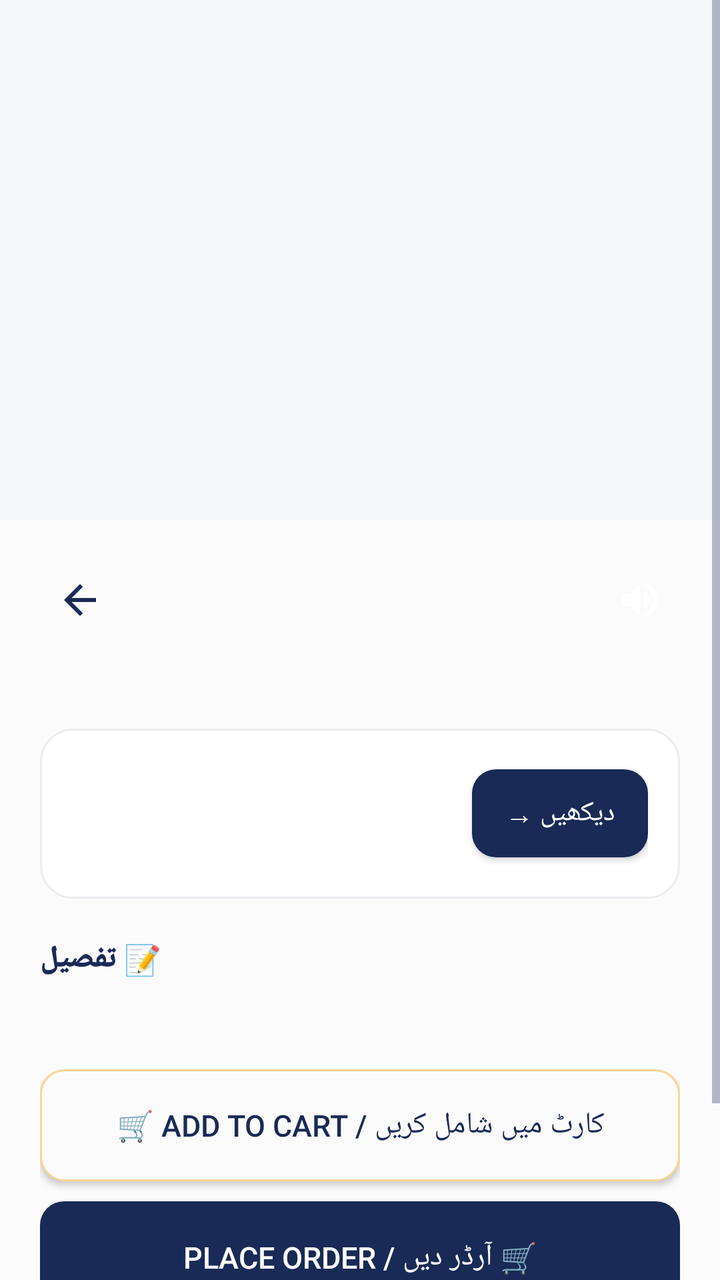
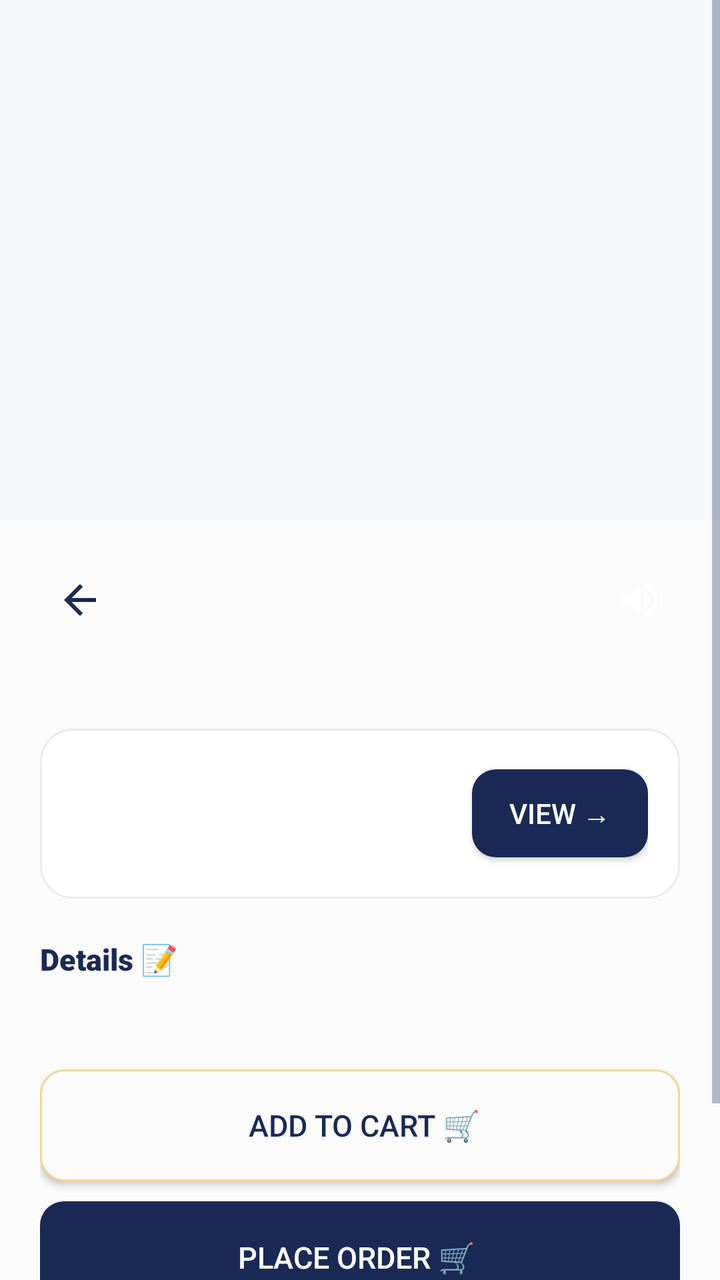

An Android layout rendered at two revisions. The XML below is the earlier revision; the diff shows what the commit changed to produce the second picture.
<!-- AndroidManifest.xml: application theme Theme.SheEmpower -->
<!-- res/layout/activity_product_detail.xml -->
<?xml version="1.0" encoding="utf-8"?>
<ScrollView xmlns:android="http://schemas.android.com/apk/res/android"
    xmlns:app="http://schemas.android.com/apk/res-auto"
    android:layout_width="match_parent"
    android:layout_height="match_parent"
    android:background="@color/background">

    <LinearLayout
        android:layout_width="match_parent"
        android:layout_height="wrap_content"
        android:orientation="vertical">

        <ImageView
            android:id="@+id/ivProduct"
            android:layout_width="match_parent"
            android:layout_height="260dp"
            android:scaleType="centerCrop"
            android:background="@color/gray_light" />

        <LinearLayout
            android:layout_width="match_parent"
            android:layout_height="wrap_content"
            android:orientation="vertical"
            android:padding="20dp">

            <LinearLayout
                android:layout_width="match_parent"
                android:layout_height="wrap_content"
                android:orientation="horizontal"
                android:gravity="center_vertical">

                <ImageButton
                    android:id="@+id/btnBack"
                    android:layout_width="40dp"
                    android:layout_height="40dp"
                    android:layout_marginEnd="8dp"
                    android:background="?attr/selectableItemBackgroundBorderless"
                    android:src="@drawable/ic_arrow_back"
                    app:tint="@color/primary"
                    android:contentDescription="Back" />

                <TextView
                    android:id="@+id/tvProductName"
                    android:layout_width="0dp"
                    android:layout_height="wrap_content"
                    android:layout_weight="1"
                    android:textSize="22sp"
                    android:fontFamily="sans-serif-black"
                    android:textColor="@color/text_primary" />

                <ImageButton
                    android:id="@+id/btnSpeaker"
                    android:layout_width="40dp"
                    android:layout_height="40dp"
                    android:src="@drawable/ic_speaker"
                    android:background="?attr/selectableItemBackgroundBorderless"
                    android:contentDescription="Speaker" />
            </LinearLayout>

            <TextView
                android:id="@+id/tvProductPrice"
                android:layout_width="match_parent"
                android:layout_height="wrap_content"
                android:textSize="18sp"
                android:textColor="@color/primary"
                android:fontFamily="sans-serif-bold"
                android:layout_marginTop="4dp" />

            
            <LinearLayout
                android:layout_width="match_parent"
                android:layout_height="wrap_content"
                android:orientation="horizontal"
                android:background="@drawable/bg_skeu_card"
                android:padding="16dp"
                android:layout_marginTop="16dp"
                android:gravity="center_vertical">

                <LinearLayout
                    android:layout_width="0dp"
                    android:layout_height="wrap_content"
                    android:layout_weight="1"
                    android:orientation="vertical">

                    <TextView
                        android:id="@+id/tvSellerName"
                        android:layout_width="wrap_content"
                        android:layout_height="wrap_content"
                        android:fontFamily="sans-serif-black"
                        android:textColor="@color/text_primary"
                        android:textSize="15sp" />

                    <TextView
                        android:id="@+id/tvSellerMeta"
                        android:layout_width="wrap_content"
                        android:layout_height="wrap_content"
                        android:textColor="@color/text_secondary"
                        android:textSize="12sp" />

                    <TextView
                        android:id="@+id/tvSellerRating"
                        android:layout_width="wrap_content"
                        android:layout_height="wrap_content"
                        android:textColor="@color/star_gold"
                        android:fontFamily="sans-serif-medium"
                        android:textSize="12sp" />
                </LinearLayout>

                <Button
                    android:id="@+id/btnViewSeller"
                    android:layout_width="wrap_content"
                    android:layout_height="44dp"
                    android:text="دیکھیں →"
                    android:fontFamily="sans-serif-medium"
                    android:background="@drawable/bg_skeu_button_primary"
                    android:textColor="#FFFFFF" />
            </LinearLayout>

            <TextView
                android:layout_width="wrap_content"
                android:layout_height="wrap_content"
                android:text="📝 تفصیل"
                android:fontFamily="sans-serif-black"
                android:textSize="15sp"
                android:textColor="@color/text_primary"
                android:layout_marginTop="20dp" />

            <TextView
                android:id="@+id/tvDescription"
                android:layout_width="match_parent"
                android:layout_height="wrap_content"
                android:textColor="@color/text_primary"
                android:textSize="14sp"
                android:layout_marginTop="6dp" />

            <Button
                android:id="@+id/btnAddToCart"
                android:layout_width="match_parent"
                android:layout_height="56dp"
                android:text="🛒 Add to Cart / کارٹ میں شامل کریں"
                android:textSize="15sp"
                android:fontFamily="sans-serif-medium"
                android:background="@drawable/bg_skeu_button_cream"
                android:textColor="@color/primary"
                android:layout_marginTop="20dp" />

            <Button
                android:id="@+id/btnPlaceOrder"
                android:layout_width="match_parent"
                android:layout_height="56dp"
                android:text="🛒 آرڈر دیں / Place Order"
                android:textSize="15sp"
                android:fontFamily="sans-serif-medium"
                android:background="@drawable/bg_skeu_button_primary"
                android:textColor="#FFFFFF"
                android:layout_marginTop="10dp" />

            <Button
                android:id="@+id/btnWhatsApp"
                android:layout_width="match_parent"
                android:layout_height="56dp"
                android:text="📱 واٹس ایپ پر بات کریں"
                android:textSize="14sp"
                android:fontFamily="sans-serif-medium"
                android:background="@drawable/bg_skeu_button_green"
                android:textColor="#FFFFFF"
                android:layout_marginTop="10dp" />

        </LinearLayout>
    </LinearLayout>
</ScrollView>
<!-- resources referenced by this layout -->
<resources>
  <color name="background">#FCFBFB</color>
  <color name="gray_light">#F5F7FA</color>
  <color name="primary">#192A56</color>
  kkkkkkkkk
  <color name="star_gold">#F7D794</color>
  <color name="text_primary">#192A56</color>
  <color name="text_secondary">#6B7A99</color>
  <!-- drawable bg_skeu_button_cream (drawable) -->
  <?xml version="1.0" encoding="utf-8"?>
  <shape xmlns:android="http://schemas.android.com/apk/res/android"
      android:shape="rectangle">
      <solid android:color="@color/pearl_white" />
      <corners android:radius="12dp" />
      <stroke android:color="@color/champagne" android:width="1dp" />
  </shape>
  <!-- drawable bg_skeu_button_primary (drawable) -->
  <?xml version="1.0" encoding="utf-8"?>
  <shape xmlns:android="http://schemas.android.com/apk/res/android"
      android:shape="rectangle">
      <solid android:color="@color/midnight_navy" />
      <corners android:radius="12dp" />
  </shape>
  <!-- drawable bg_skeu_card (drawable) -->
  <?xml version="1.0" encoding="utf-8"?>
  <shape xmlns:android="http://schemas.android.com/apk/res/android"
      android:shape="rectangle">
      <solid android:color="@color/white" />
      <corners android:radius="16dp" />
      <stroke android:color="@color/card_border" android:width="1dp" />
  </shape>
  <!-- drawable ic_arrow_back (drawable) -->
  <?xml version="1.0" encoding="utf-8"?>
  <vector xmlns:android="http://schemas.android.com/apk/res/android"
      android:width="24dp"
      android:height="24dp"
      android:viewportWidth="24"
      android:viewportHeight="24">
      <path
          android:fillColor="#FFFFFF"
          android:pathData="M20,11H7.83l5.59-5.59L12,4l-8,8l8,8l1.41-1.41L7.83,13H20v-2z"/>
  </vector>
  <!-- drawable ic_speaker (drawable) -->
  <?xml version="1.0" encoding="utf-8"?>
  <vector xmlns:android="http://schemas.android.com/apk/res/android"
      android:width="24dp"
      android:height="24dp"
      android:viewportWidth="24"
      android:viewportHeight="24">
      <path
          android:fillColor="#FFFFFF"
          android:pathData="M3,9v6h4l5,5V4L7,9H3zm13.5,3c0-1.77-1.02-3.29-2.5-4.03v8.05c1.48-0.73,2.5-2.25,2.5-4.02zM14,3.23v2.06c2.89,0.86,5,3.54,5,6.71s-2.11,5.85-5,6.71v2.06c4.01-0.91,7-4.49,7-8.77s-2.99-7.86-7-8.77z"/>
  </vector>
  <style name="Theme.SheEmpower" parent="Theme.AppCompat.Light.NoActionBar">
          <item name="colorPrimary">@color/primary</item>
          <item name="colorPrimaryDark">@color/primary_dark</item>
          <item name="colorAccent">@color/accent</item>
          <item name="android:windowBackground">@color/background</item>
          <item name="android:colorBackground">@color/background</item>
          <item name="android:textColorPrimary">@color/text_primary</item>
          <item name="android:textColorSecondary">@color/text_secondary</item>
          <item name="android:statusBarColor">@color/primary_dark</item>
      </style>
  <color name="pearl_white">#FCFBFB</color>
  <color name="champagne">#F7D794</color>
  <color name="midnight_navy">#192A56</color>
  <color name="white">#FFFFFF</color>
  <color name="card_border">#EAECEE</color>
  <color name="primary_dark">#0F1B3D</color>
  <color name="accent">#F7D794</color>
  <!-- unchanged entries left out for length: 1 -->
</resources>

<!-- the commit's change to res/layout/activity_product_detail.xml (unified diff, before → after) -->
@@ -110,7 +110,7 @@
                     android:id="@+id/btnViewSeller"
                     android:layout_width="wrap_content"
                     android:layout_height="44dp"
-                    android:text="دیکھیں →"
+                    android:text="View →"
                     android:fontFamily="sans-serif-medium"
                     android:background="@drawable/bg_skeu_button_primary"
                     android:textColor="#FFFFFF" />
@@ -119,7 +119,7 @@
             <TextView
                 android:layout_width="wrap_content"
                 android:layout_height="wrap_content"
-                android:text="📝 تفصیل"
+                android:text="Details 📝 "
                 android:fontFamily="sans-serif-black"
                 android:textSize="15sp"
                 android:textColor="@color/text_primary"
@@ -137,7 +137,7 @@
                 android:id="@+id/btnAddToCart"
                 android:layout_width="match_parent"
                 android:layout_height="56dp"
-                android:text="🛒 Add to Cart / کارٹ میں شامل کریں"
+                android:text=" Add to Cart 🛒"
                 android:textSize="15sp"
                 android:fontFamily="sans-serif-medium"
                 android:background="@drawable/bg_skeu_button_cream"
@@ -148,7 +148,7 @@
                 android:id="@+id/btnPlaceOrder"
                 android:layout_width="match_parent"
                 android:layout_height="56dp"
-                android:text="🛒 آرڈر دیں / Place Order"
+                android:text="Place Order 🛒 "
                 android:textSize="15sp"
                 android:fontFamily="sans-serif-medium"
                 android:background="@drawable/bg_skeu_button_primary"
@@ -159,7 +159,7 @@
                 android:id="@+id/btnWhatsApp"
                 android:layout_width="match_parent"
                 android:layout_height="56dp"
-                android:text="📱 واٹس ایپ پر بات کریں"
+                android:text="Chat on Whatsapp📱 "
                 android:textSize="14sp"
                 android:fontFamily="sans-serif-medium"
                 android:background="@drawable/bg_skeu_button_green"
